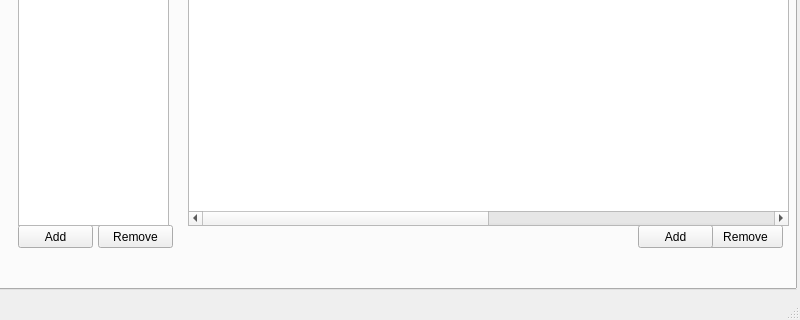
emcalpine/QuestionGame, file mainwindow.ui: the form before one commit; both pictures show x 0 to 800 and y 280 to 600 of the 800 by 600 pixel window.
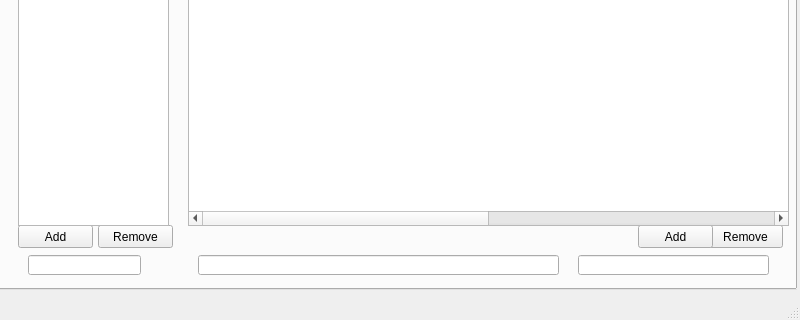
The form after the commit. The open tabs and pages were chosen to show the change.

What changed in the file:
```diff
--- a/mainwindow.ui
+++ b/mainwindow.ui
@@ -23,6 +23,9 @@
       <height>571</height>
      </rect>
     </property>
+    <property name="tabShape">
+     <enum>QTabWidget::Rounded</enum>
+    </property>
     <property name="currentIndex">
      <number>1</number>
     </property>
@@ -268,6 +271,36 @@
        </rect>
       </property>
      </widget>
+     <widget class="QLineEdit" name="CategoryEdit">
+      <property name="geometry">
+       <rect>
+        <x>30</x>
+        <y>510</y>
+        <width>113</width>
+        <height>20</height>
+       </rect>
+      </property>
+     </widget>
+     <widget class="QLineEdit" name="QuestionEdit">
+      <property name="geometry">
+       <rect>
+        <x>200</x>
+        <y>510</y>
+        <width>361</width>
+        <height>20</height>
+       </rect>
+      </property>
+     </widget>
+     <widget class="QLineEdit" name="AnswerEdit">
+      <property name="geometry">
+       <rect>
+        <x>580</x>
+        <y>510</y>
+        <width>191</width>
+        <height>20</height>
+       </rect>
+      </property>
+     </widget>
     </widget>
    </widget>
   </widget>
```
Left out of the diff: 10 changed lines with no effect on the pictures.
